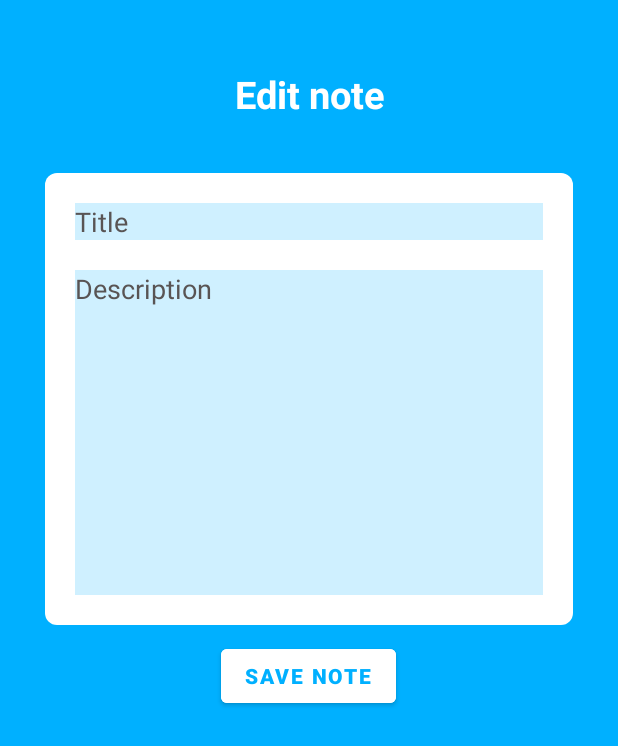
After one commit to Varuna108/AppNote, an Android app: the EditNoteActivity screen opened directly, with no data from a screen before it, on a phone screen of 412 x 824 dp. The commit adds this screen. Shown: the top 746 px of the screen. Run offline under Robolectric (Android 15) with nearby library versions, the phone set to English and light mode, and no system bars; libraries missing offline, so code that uses them is left out: io.realm; 3 statements that could not run were skipped.

Commit message:
Add EditActivity

```diff
--- a/app/src/main/AndroidManifest.xml
+++ b/app/src/main/AndroidManifest.xml
@@ -23,6 +23,9 @@
                 <category android:name="android.intent.category.LAUNCHER" />
             </intent-filter>
         </activity>
+
+        <activity android:name=".EditNoteActivity"/>
+
     </application>
 
 </manifest>
--- /dev/null
+++ b/app/src/main/java/com/android/notesapp/EditNoteActivity.java
@@ -0,0 +1,53 @@
+package com.android.notesapp;
+
+import android.os.Bundle;
+import android.view.View;
+import android.widget.EditText;
+import android.widget.Toast;
+
+import androidx.annotation.Nullable;
+import androidx.appcompat.app.AppCompatActivity;
+
+import com.google.android.material.button.MaterialButton;
+
+import io.realm.Realm;
+import io.realm.RealmResults;
+import io.realm.Sort;
+
+public class EditNoteActivity extends AppCompatActivity {
+    @Override
+    protected void onCreate(@Nullable Bundle savedInstanceState) {
+        super.onCreate(savedInstanceState);
+        setContentView(R.layout.activity_edit_note);
+        String old_title = getIntent().getExtras().getString("Key_title");
+        String description = getIntent().getExtras().getString("Key_description");
+
+        EditText titleInput = findViewById(R.id.title_input);
+        EditText descriptionInput = findViewById(R.id.description_input);
+        MaterialButton saveBtn = findViewById(R.id.save_btn);
+
+        titleInput.setText(old_title);
+        descriptionInput.setText(description);
+
+        Realm realm = Realm.getDefaultInstance();
+
+        saveBtn.setOnClickListener(new View.OnClickListener() {
+            @Override
+            public void onClick(View view) {
+                String title = titleInput.getText().toString();
+                String description = descriptionInput.getText().toString();
+                long createdTime = System.currentTimeMillis();
+                Note note = realm.where(Note.class).equalTo("title", old_title).findFirst();
+
+                realm.beginTransaction();
+                note.setTitle(title);
+                note.setDescription(description);
+                realm.commitTransaction();
+                Toast.makeText(getApplicationContext(), "Note edited", Toast.LENGTH_SHORT).show();
+                finish();
+
+            }
+        });
+
+    }
+}
--- /dev/null
+++ b/app/src/main/res/layout/activity_edit_note.xml
@@ -0,0 +1,62 @@
+<?xml version="1.0" encoding="utf-8"?>
+<LinearLayout xmlns:android="http://schemas.android.com/apk/res/android"
+    xmlns:app="http://schemas.android.com/apk/res-auto"
+    xmlns:tools="http://schemas.android.com/tools"
+    android:layout_width="match_parent"
+    android:layout_height="match_parent"
+    android:orientation="vertical"
+    android:background="@color/background_color"
+    android:padding="@dimen/padding_add_note"
+    tools:context=".AddNoteActivity">
+
+    <TextView
+        android:id="@+id/add_note_activity_title"
+        android:layout_width="match_parent"
+        android:layout_height="wrap_content"
+        android:text="@string/edit_note"
+        android:textColor="@color/white"
+        android:textSize="25sp"
+        android:textStyle="bold"
+        android:gravity="center"
+        android:layout_margin="25dp"
+        />
+
+    <LinearLayout
+        android:layout_width="match_parent"
+        android:layout_height="wrap_content"
+        android:orientation="vertical"
+        android:background="@drawable/rounded_corner"
+        android:padding="10dp"
+        android:layout_margin="10dp">
+        <EditText
+            android:id="@+id/title_input"
+            android:layout_width="match_parent"
+            android:layout_height="wrap_content"
+            android:background="@color/background_color_hint"
+            android:hint="@string/hint_title"
+            android:textColorHint="@color/text_color_hint"
+            android:layout_margin="10dp"/>
+
+        <EditText
+            android:id="@+id/description_input"
+            android:layout_width="match_parent"
+            android:layout_height="wrap_content"
+            android:background="@color/background_color_hint"
+            android:hint="@string/hint_description"
+            android:textColorHint="@color/text_color_hint"
+            android:layout_margin="10dp"
+            android:lines="10"
+            android:gravity="top" />
+    </LinearLayout>
+
+    <com.google.android.material.button.MaterialButton
+        android:id="@+id/save_btn"
+        android:layout_width="wrap_content"
+        android:layout_height="wrap_content"
+        android:text="@string/save_btn"
+        android:layout_gravity="center"
+        android:backgroundTint="@color/white"
+        android:textColor="@color/background_color"
+        android:textStyle="bold"/>
+
+</LinearLayout>
--- a/app/src/main/res/menu/menu.xml
+++ b/app/src/main/res/menu/menu.xml
@@ -5,6 +5,9 @@
         android:title="Delete"
         android:icon="@drawable/rounded_corner"
         ></item>
-
+    <item
+        android:id="@+id/Edit"
+        android:title="Edit"
+        android:icon="@drawable/rounded_corner"/>
 
 </menu>
--- a/app/src/main/res/values/strings.xml
+++ b/app/src/main/res/values/strings.xml
@@ -2,6 +2,7 @@
     <string name="app_name">NotesApp</string>
     <string name="title">NOTES</string>
     <string name="add_new_note">Add new note</string>
+    <string name="edit_note">Edit note</string>
     <string name="hint_title">Title</string>
     <string name="hint_description">Description</string>
     <string name="save_btn">Save note</string>
```
Also changed, not shown: app/src/main/java/com/android/notesapp/MainActivity.java (+27 -0 lines), app/src/main/java/com/android/notesapp/MyAdapter.java (+6 -5 lines), app/src/main/res/layout/activity_main.xml (+16 -16 lines).
